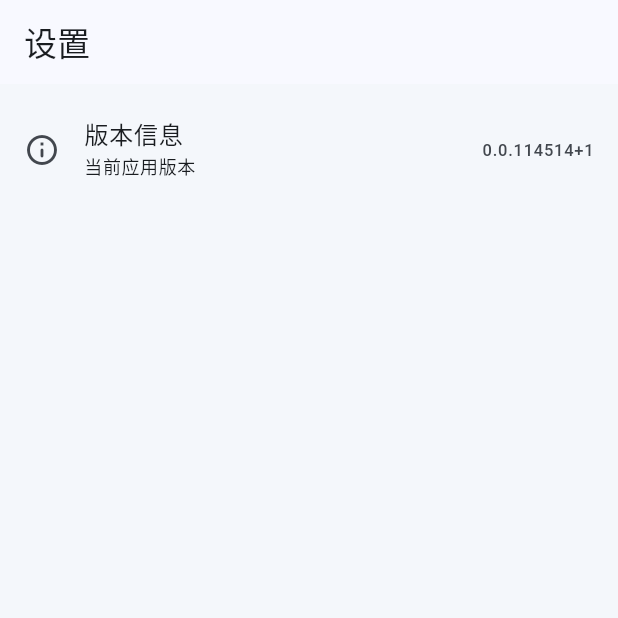
After one commit to AprDeci/bili-music, a Flutter app: the SettingPage screen opened by its route, on a phone screen of 412 x 824 dp, the top half of it. The commit adds this screen. Run offline on Flutter 3.47's test engine with Material 3 defaults, Android fonts, the phone set to English and light mode, and no system bars; our stand-ins replace dio, flutter_riverpod, freezed_annotation, go_router, hive_ce, just_audio and 3 more; missing offline and left inert: flutter_floating_bottom_bar, just_audio_media_kit, saver_gallery; accounts and stored records are empty; generated files the repository leaves out were written again; network calls fail; statements that could not run were skipped.

Commit message:
feat(设置): 添加设置页面并实现版本信息显示
添加新的设置页面，包含版本信息显示功能。修改路由配置以支持设置页面导航，并添加 package_info_plus 依赖用于获取应用版本信息。同时更新项目描述和版本号。

```diff
--- a/lib/feature/profile/ui/profile_page.dart
+++ b/lib/feature/profile/ui/profile_page.dart
@@ -45,7 +45,10 @@ class _ProfilePageState extends ConsumerState<ProfilePage> {
         toolbarHeight: 48,
         title: CommonSearchBar(onTap: () => context.push('/search')),
         actions: <Widget>[
-          IconButton(icon: const Icon(Icons.settings), onPressed: () {}),
+          IconButton(
+            icon: const Icon(Icons.settings),
+            onPressed: () => context.push('/settings'),
+          ),
         ],
       ),
       body: ListView(
--- /dev/null
+++ b/lib/feature/setting/ui/setting_page.dart
@@ -0,0 +1,42 @@
+import 'package:flutter/material.dart';
+import 'package:package_info_plus/package_info_plus.dart';
+
+class SettingPage extends StatelessWidget {
+  const SettingPage({super.key});
+
+  @override
+  Widget build(BuildContext context) {
+    final ThemeData theme = Theme.of(context);
+
+    return Scaffold(
+      appBar: AppBar(title: const Text('设置')),
+      body: ListView(
+        padding: const EdgeInsets.fromLTRB(16, 8, 16, 24),
+        children: <Widget>[
+          FutureBuilder<PackageInfo>(
+            future: PackageInfo.fromPlatform(),
+            builder: (
+              BuildContext context,
+              AsyncSnapshot<PackageInfo> snapshot,
+            ) {
+              final String versionLabel = snapshot.hasData
+                  ? '${snapshot.data!.version}+${snapshot.data!.buildNumber}'
+                  : '读取中';
+
+              return ListTile(
+                contentPadding: EdgeInsets.zero,
+                leading: const Icon(Icons.info_outline_rounded),
+                title: const Text('版本信息'),
+                subtitle: Text(
+                  '当前应用版本',
+                  style: theme.textTheme.bodySmall,
+                ),
+                trailing: Text(versionLabel),
+              );
+            },
+          ),
+        ],
+      ),
+    );
+  }
+}
--- a/lib/router/routers.dart
+++ b/lib/router/routers.dart
@@ -5,6 +5,7 @@ import 'package:bilimusic/feature/player/domain/playable_item.dart';
 import 'package:bilimusic/feature/player/ui/player_page.dart';
 import 'package:bilimusic/feature/profile/ui/profile_page.dart';
 import 'package:bilimusic/feature/search/ui/search_page.dart';
+import 'package:bilimusic/feature/setting/ui/setting_page.dart';
 import 'package:bilimusic/router/ScaffoldWithNavBar.dart';
 import 'package:flutter/material.dart';
 import 'package:go_router/go_router.dart';
@@ -61,6 +62,11 @@ GoRouter router(Ref ref) => GoRouter(
         return FavoriteCollectionPage(collectionId: collectionId);
       },
     ),
+    GoRoute(
+      path: '/settings',
+      parentNavigatorKey: _rootNavigatorKey,
+      builder: (context, state) => const SettingPage(),
+    ),
     StatefulShellRoute.indexedStack(
       parentNavigatorKey: _rootNavigatorKey,
       builder: (context, state, navigationShell) {
--- a/pubspec.yaml
+++ b/pubspec.yaml
@@ -1,5 +1,5 @@
 name: bilimusic
-description: "A new Flutter project."
+description: "A Flutter bilibili music player for Android and iOS."
 # The following line prevents the package from being accidentally published to
 # pub.dev using `flutter pub publish`. This is preferred for private packages.
 publish_to: "none" # Remove this line if you wish to publish to pub.dev
@@ -16,7 +16,7 @@ publish_to: "none" # Remove this line if you wish to publish to pub.dev
 # https://developer.apple.com/library/archive/documentation/General/Reference/InfoPlistKeyReference/Articles/CoreFoundationKeys.html
 # In Windows, build-name is used as the major, minor, and patch parts
 # of the product and file versions while build-number is used as the build suffix.
-version: 1.0.0+1
+version: 0.0.114514
 
 environment:
   sdk: ^3.12.0-210.2.beta
@@ -49,6 +49,7 @@ dependencies:
   just_audio: ^0.10.5
   just_audio_media_kit: ^2.1.0
   media_kit_libs_windows_audio: ^1.0.9
+  package_info_plus: ^8.3.1
 
 dev_dependencies:
   flutter_test:
```
Also changed, not shown: pubspec.lock, 1 other file.
